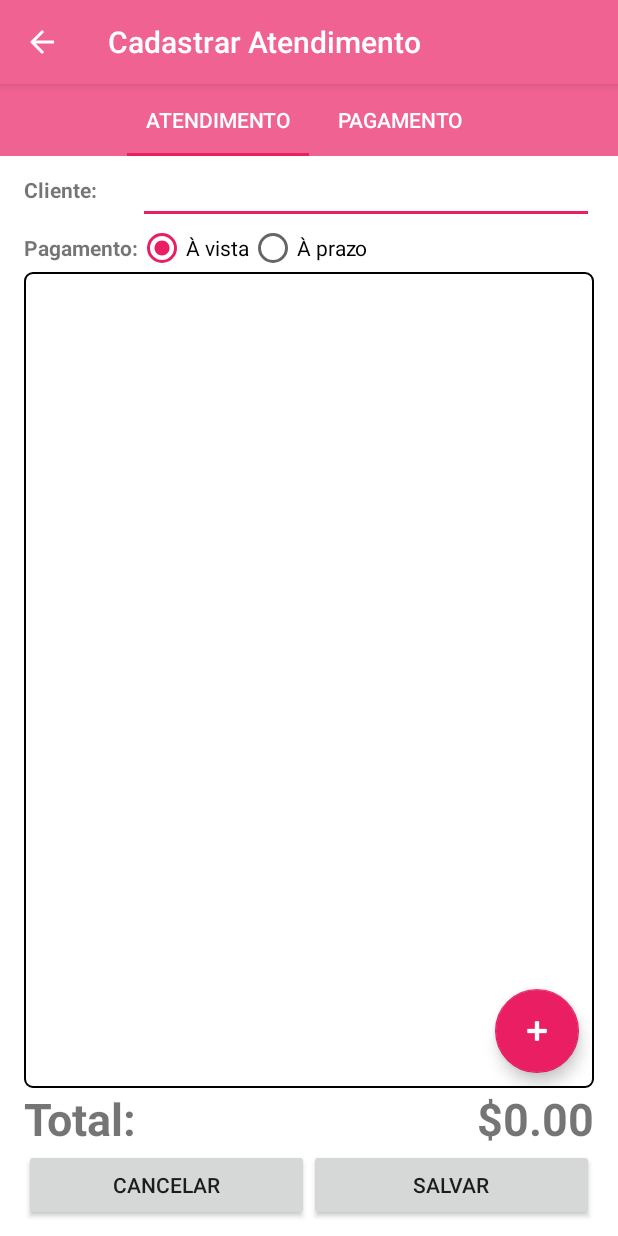
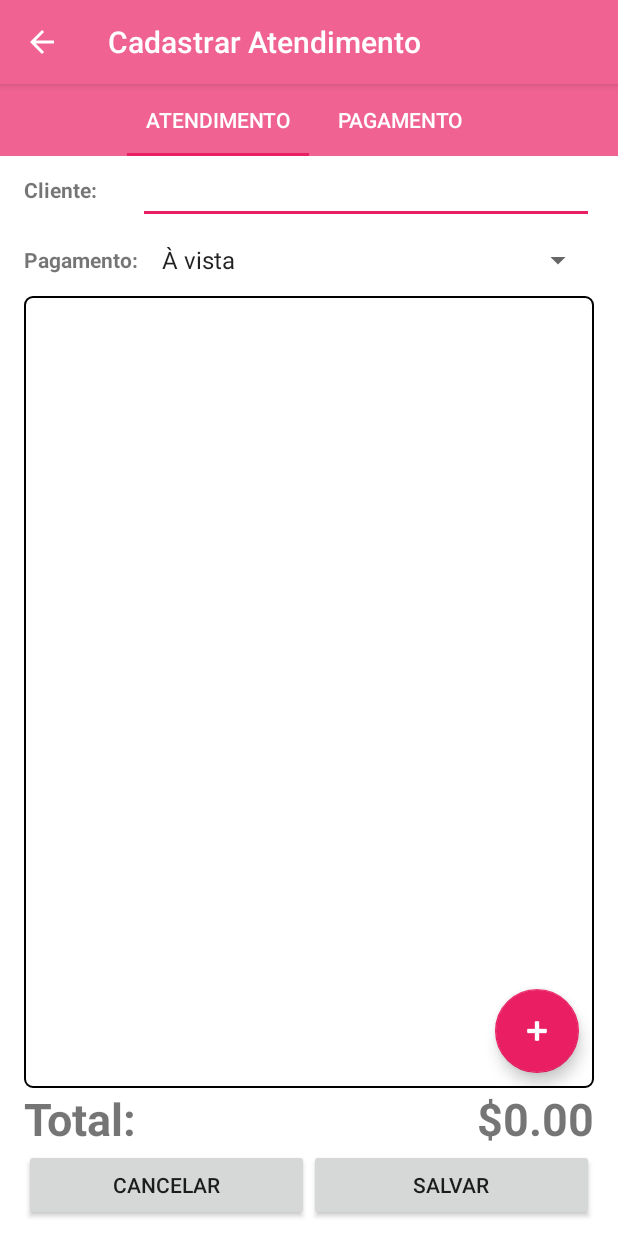
Before and after one commit to lucassimao/BeautyProAndroid, an Android app: the AtendimentoFragment screen opened directly, with no data from a screen before it, on a phone screen of 412 x 824 dp. Run offline under Robolectric (Android 15) with nearby library versions, the phone set to English and light mode, and no system bars; our stand-ins replace Firebase (no records; nobody signed in at launch, a user with empty details on screens opened directly).

Commit message:
adicionada a forma de pagamento no debito e no credito 1X como se fosse a vista

```diff
--- a/app/src/main/java/br/com/beautybox/atendimentos/AtendimentoFragment.java
+++ b/app/src/main/java/br/com/beautybox/atendimentos/AtendimentoFragment.java
@@ -13,7 +13,9 @@ import android.text.TextUtils;
 import android.view.LayoutInflater;
 import android.view.View;
 import android.view.ViewGroup;
-import android.widget.RadioGroup;
+import android.widget.AdapterView;
+import android.widget.ArrayAdapter;
+import android.widget.Spinner;
 import android.widget.TextView;
 import android.widget.Toast;
 
@@ -118,15 +120,29 @@ public class AtendimentoFragment extends Fragment implements AtendimentoTabListe
         TextView textViewNomeCliente = (TextView) getView().findViewById(R.id.edit_cliente);
         textViewNomeCliente.setText(atendimento.getCliente().getNome());
 
-        final RadioGroup radioGroup = (RadioGroup) view.findViewById(R.id.radio_group_forma_pagamento);
+        Spinner spinnerFormaPagamento = (Spinner) view.findViewById(R.id.spinner_forma_pagamento);
+        spinnerFormaPagamento.setAdapter(new ArrayAdapter<FormaPagamento>(getActivity(),
+                android.R.layout.simple_list_item_1, FormaPagamento.values()));
 
         FormaPagamento formaPagamento = atendimento.getFormaPagamento();
-        if (formaPagamento.equals(FormaPagamento.AVista))
-            radioGroup.check(R.id.radio_a_vista);
-        else
-            radioGroup.check(R.id.radio_a_prazo);
+        int index = 0;
+        switch (formaPagamento) {
+            case AVista:
+                index = 0;
+                break;
+            case APrazo:
+                index = 1;
+                break;
+            case Debito:
+                index = 2;
+                break;
+            case APrazo1X:
+                index = 3;
+                break;
+        }
+        spinnerFormaPagamento.setSelection(index);
+        spinnerFormaPagamento.setOnItemSelectedListener(onSelectFormaPagamento());
 
-        radioGroup.setOnCheckedChangeListener(onFormaPagamentoChecked());
 
         adapter = new SessoesAdapter(getActivity(), atendimento, onEditSessaoListener);
         adapter.registerAdapterDataObserver(new RecyclerView.AdapterDataObserver() {
@@ -143,6 +159,24 @@ public class AtendimentoFragment extends Fragment implements AtendimentoTabListe
         recyclerView.setItemAnimator(new DefaultItemAnimator());
 
         atualizarValorTotal();
+    }
+
+    private AdapterView.OnItemSelectedListener onSelectFormaPagamento() {
+        return new AdapterView.OnItemSelectedListener() {
+            @Override
+            public void onItemSelected(AdapterView<?> parent, View view, int position, long id) {
+
+                FormaPagamento[] values = FormaPagamento.values();
+                FormaPagamento fp = values[position];
+
+                atendimento.setFormaPagamento(fp);
+                adapter.notifyDataSetChanged();
+            }
+
+            @Override
+            public void onNothingSelected(AdapterView<?> parent) {
+            }
+        };
     }
 
     /**
@@ -175,29 +209,13 @@ public class AtendimentoFragment extends Fragment implements AtendimentoTabListe
 
         NumberFormat numberFormat = NumberFormat.getCurrencyInstance();
         TextView txtValorTotal = (TextView) getView().findViewById(R.id.txt_valor_total);
-        RadioGroup radioGroup = (RadioGroup) getView().findViewById(R.id.radio_group_forma_pagamento);
+        Spinner spinnerFormaPagamento = (Spinner) getView().findViewById(R.id.spinner_forma_pagamento);
 
-        FormaPagamento formaPagamento = (radioGroup.getCheckedRadioButtonId() == R.id.radio_a_vista) ?
-                FormaPagamento.AVista : FormaPagamento.APrazo;
+        FormaPagamento formaPagamento = (FormaPagamento) spinnerFormaPagamento.getSelectedItem();
 
         atendimento.setFormaPagamento(formaPagamento);
 
         txtValorTotal.setText(numberFormat.format(atendimento.getValorTotal() / 100.0));
-    }
-
-    private RadioGroup.OnCheckedChangeListener onFormaPagamentoChecked() {
-        return new RadioGroup.OnCheckedChangeListener() {
-            @Override
-            public void onCheckedChanged(RadioGroup group, int checkedId) {
-
-                FormaPagamento fp = (group.getCheckedRadioButtonId() == R.id.radio_a_vista) ?
-                        FormaPagamento.AVista : FormaPagamento.APrazo;
-
-                atendimento.setFormaPagamento(fp);
-
-                adapter.notifyDataSetChanged();
-            }
-        };
     }
 
     @Override
@@ -208,11 +226,9 @@ public class AtendimentoFragment extends Fragment implements AtendimentoTabListe
         Cliente cliente = atendimento.getCliente();
         cliente.setNome(nomeCliente);
 
-        RadioGroup radioGroup = (RadioGroup) getView().findViewById(R.id.radio_group_forma_pagamento);
-        if (radioGroup.getCheckedRadioButtonId() == R.id.radio_a_vista)
-            atendimento.setFormaPagamento(FormaPagamento.AVista);
-        else
-            atendimento.setFormaPagamento(FormaPagamento.APrazo);
+        Spinner spinnerFormaPagamento = (Spinner) getView().findViewById(R.id.spinner_forma_pagamento);
+        FormaPagamento formaPagamento = (FormaPagamento) spinnerFormaPagamento.getSelectedItem();
+        atendimento.setFormaPagamento(formaPagamento);
 
     }
 
--- a/app/src/main/java/br/com/beautybox/domain/FormaPagamento.java
+++ b/app/src/main/java/br/com/beautybox/domain/FormaPagamento.java
@@ -4,7 +4,8 @@ package br.com.beautybox.domain;
  * Created by lsimaocosta on 22/06/16.
  */
 public enum FormaPagamento {
-    AVista("À vista"),APrazo("À prazo");
+    AVista("À vista"),APrazo("À prazo"),
+    Debito("Débito"),APrazo1X("À prazo 1x");
 
     private final String str;
 
--- a/app/src/main/res/layout/fragment_atendimento.xml
+++ b/app/src/main/res/layout/fragment_atendimento.xml
@@ -29,21 +29,7 @@
                 android:text="Pagamento:"
                 android:textStyle="bold" />
 
-            <RadioGroup android:id="@+id/radio_group_forma_pagamento" android:orientation="horizontal">
-                <RadioButton
-                    android:id="@+id/radio_a_vista"
-                    android:layout_width="wrap_content"
-                    android:text="À vista"
-                    android:layout_height="wrap_content" />
-
-                <RadioButton
-                    android:layout_width="wrap_content"
-                    android:id="@+id/radio_a_prazo"
-                    android:text="À prazo"
-                    android:layout_height="wrap_content"/>
-
-
-            </RadioGroup>
+            <Spinner android:id="@+id/spinner_forma_pagamento" tools:listitem="@android:layout/simple_list_item_1"></Spinner>
         </TableRow>
 
     </TableLayout>
```
Also changed, not shown: app/src/main/java/br/com/beautybox/domain/Sessao.java (+4 -3 lines).
